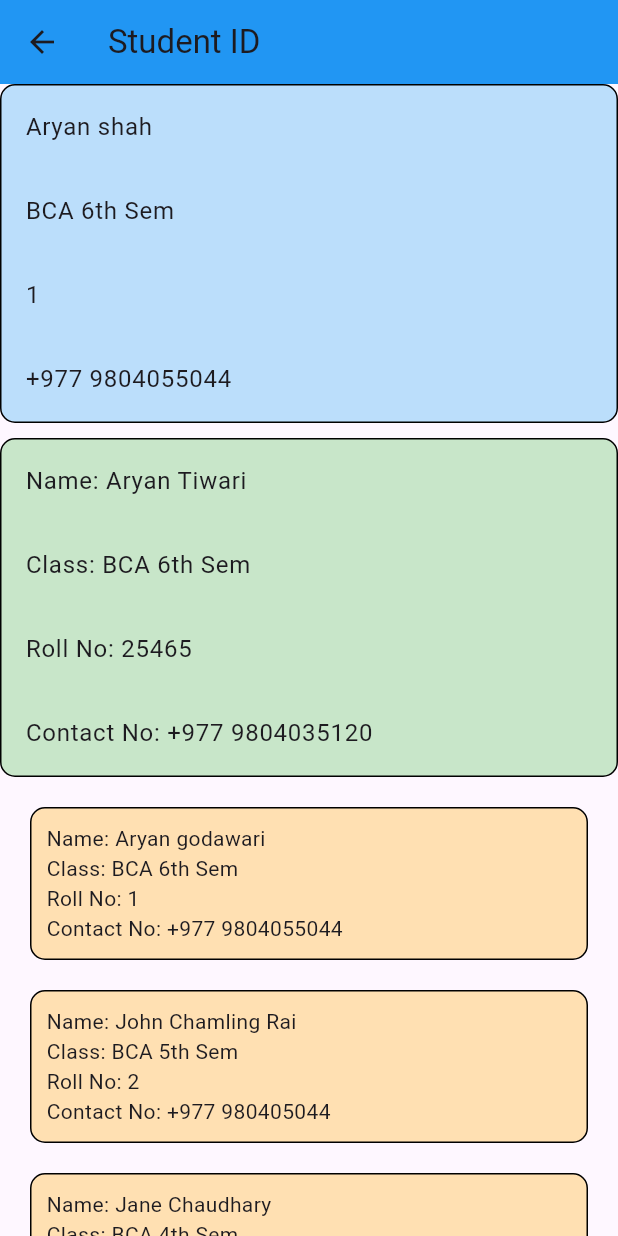
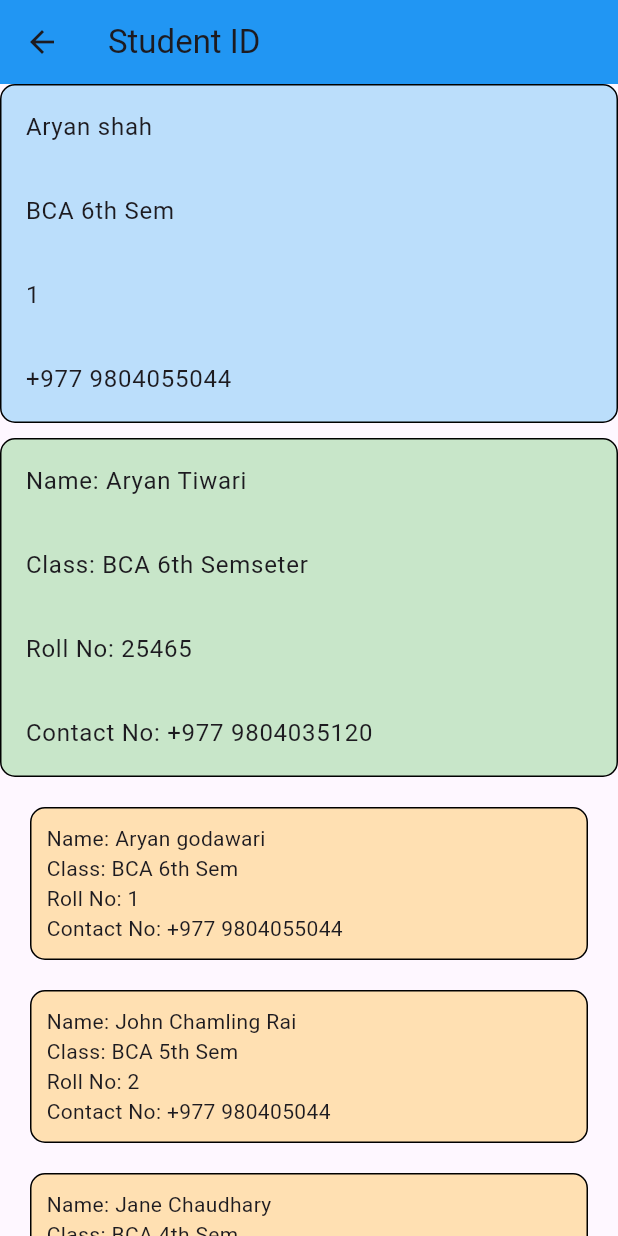
Before and after one commit to omanrai/BCA_6, a Flutter app: the StudentIDScreen screen opened directly, on a phone screen of 412 x 824 dp. Run offline on Flutter 3.47's test engine with Material 3 defaults, Android fonts, the phone set to English and light mode, and no system bars; our stand-ins replace get.

```diff
--- a/lib/view/id_card.dart
+++ b/lib/view/id_card.dart
@@ -12,7 +12,7 @@ class StudentIDScreen extends StatelessWidget {
 
   final Map<String, String> studentInfo = {
     "Name": "Aryan Tiwari",
-    "Class": "BCA 6th Sem",
+    "Class": "BCA 6th Semseter",
     "Roll No": "25465",
     "Contact No": "+977 9804035120",
   };
```
